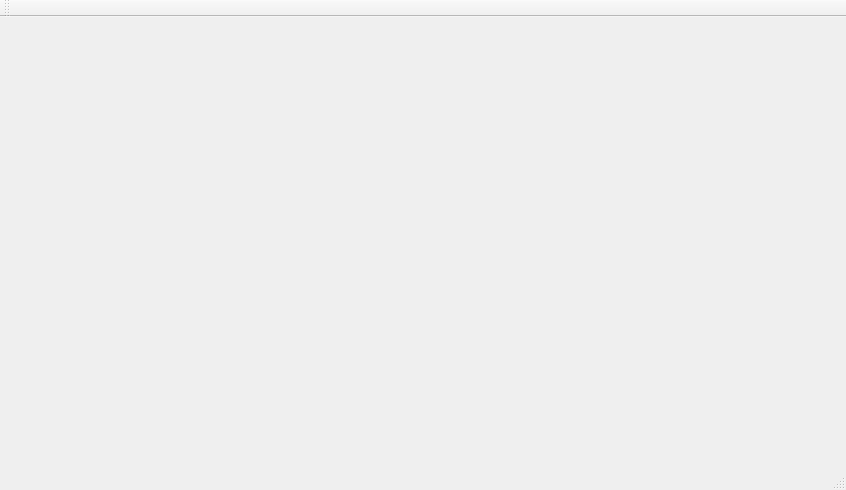
This is mainwindow.ui in drgoebbels/sabot as Qt 5 draws it before an edit. The edited form follows.
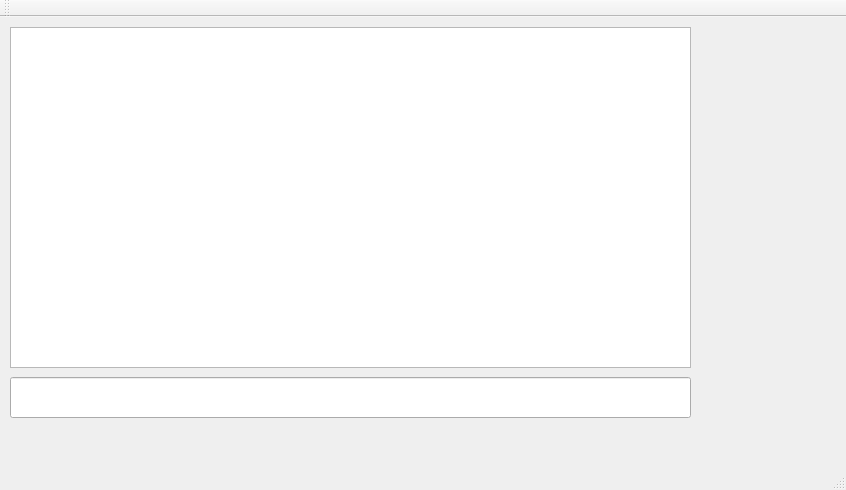
This is the edited form.

```diff
--- a/mainwindow.ui
+++ b/mainwindow.ui
@@ -13,7 +13,37 @@
   <property name="windowTitle">
    <string>MainWindow</string>
   </property>
-  <widget class="QWidget" name="centralWidget"/>
+  <widget class="QWidget" name="centralWidget">
+   <widget class="QListWidget" name="chatText">
+    <property name="geometry">
+     <rect>
+      <x>10</x>
+      <y>10</y>
+      <width>681</width>
+      <height>341</height>
+     </rect>
+    </property>
+    <property name="horizontalScrollBarPolicy">
+     <enum>Qt::ScrollBarAsNeeded</enum>
+    </property>
+    <property name="sizeAdjustPolicy">
+     <enum>QAbstractScrollArea::AdjustToContents</enum>
+    </property>
+    <property name="autoScroll">
+     <bool>false</bool>
+    </property>
+   </widget>
+   <widget class="QLineEdit" name="messageBox">
+    <property name="geometry">
+     <rect>
+      <x>10</x>
+      <y>360</y>
+      <width>681</width>
+      <height>41</height>
+     </rect>
+    </property>
+   </widget>
+  </widget>
   <widget class="QMenuBar" name="menuBar">
    <property name="geometry">
     <rect>
```
